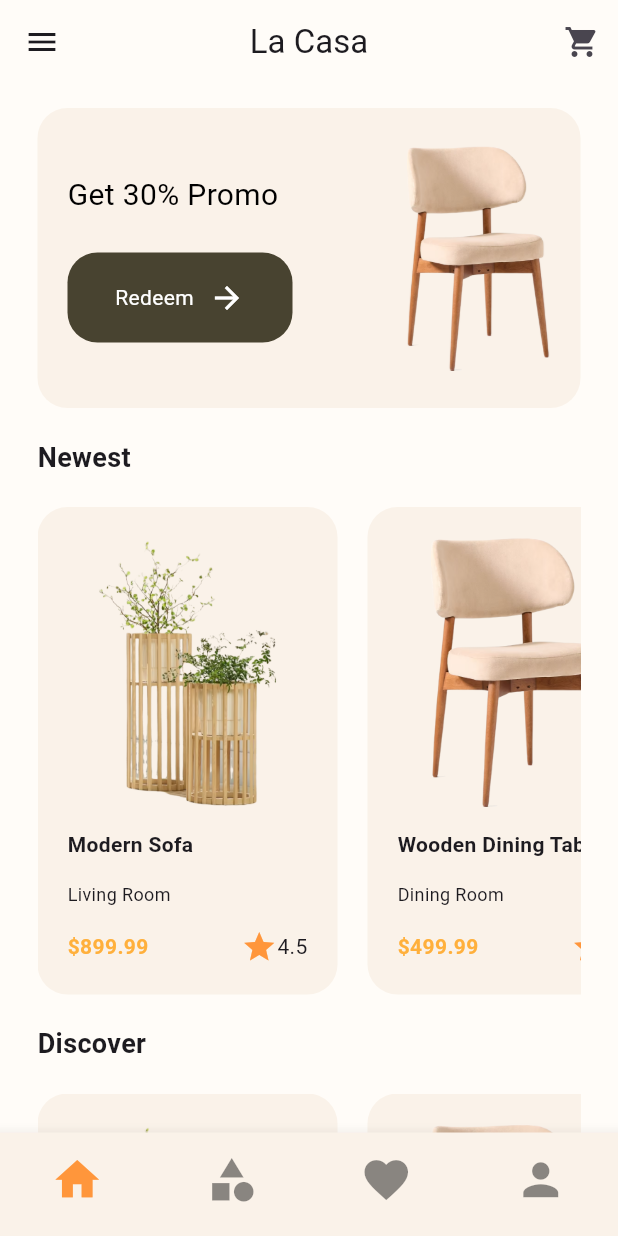
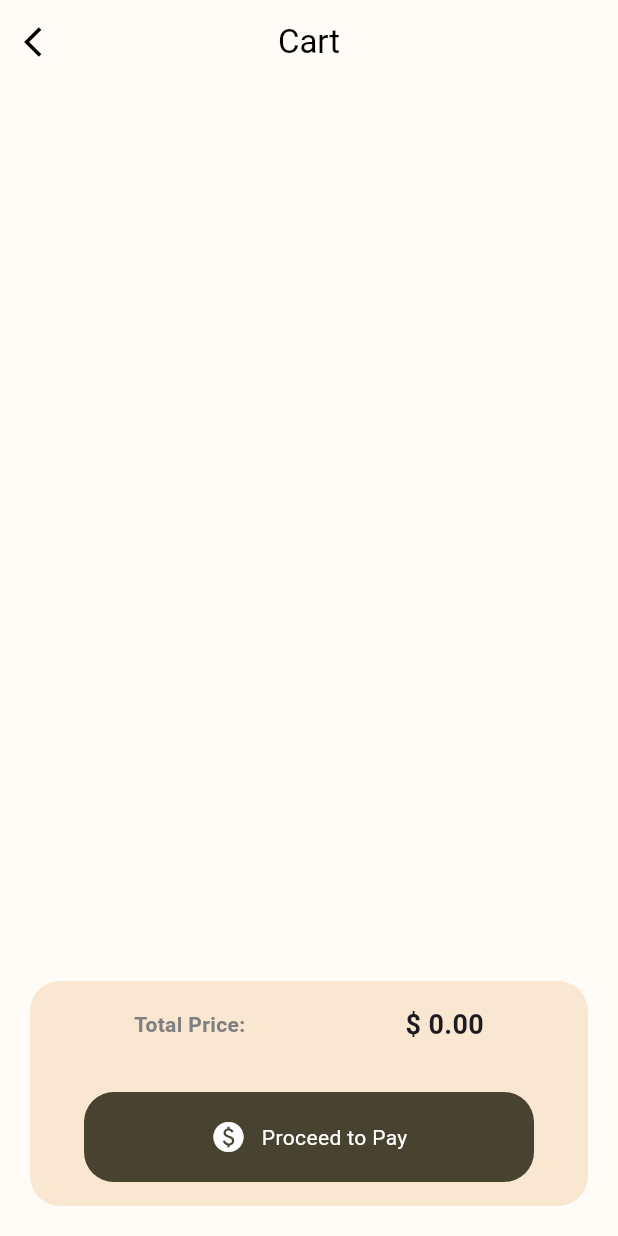
Before and after one commit to madhavsingh2002/furniture_app_mobile, a Flutter app: the screen it shows after launch, after a tap on "Get Started", after a tap on the "shopping cart" icon, on a phone screen of 412 x 824 dp. Run offline on Flutter 3.47's test engine with Material 3 defaults, Android fonts, the phone set to English and light mode, and no system bars; our stand-ins replace google_fonts.

```diff
--- a/lib/components/ProductCard.dart
+++ b/lib/components/ProductCard.dart
@@ -27,10 +27,14 @@ class ProductCard extends StatelessWidget {
             mainAxisAlignment: MainAxisAlignment.spaceBetween,
             crossAxisAlignment: CrossAxisAlignment.start,
             children: [
+              const Align(
+                alignment: Alignment.topRight,
+                child: Icon(Icons.favorite_border
+              )),
               Center(
                 child: Image(
                   image: AssetImage(product['image']),
-                  height: 180,
+                  height: 160,
                 ),
               ),
               Text(
--- a/lib/main.dart
+++ b/lib/main.dart
@@ -2,10 +2,19 @@ import 'package:flutter/material.dart';
 import 'package:google_fonts/google_fonts.dart';
 import 'package:product_cart/pages/onboardingpage.dart';
 import 'package:product_cart/pages/splashscreen.dart';
+import 'package:product_cart/provider/cartprovider.dart';
+import 'package:product_cart/provider/favouriteprovider.dart';
+import 'package:provider/provider.dart';
 
 void main() {
   runApp(
-    MyApp(),
+    MultiProvider(
+      providers: [
+        ChangeNotifierProvider(create: (_) => CartProvider()),
+        ChangeNotifierProvider(create: (_) => FavoritesProvider()),
+      ],
+      child: const MyApp(),
+    ),
   );
 }
 
--- /dev/null
+++ b/lib/pages/cartpage.dart
@@ -0,0 +1,171 @@
+import 'package:flutter/material.dart';
+import 'package:product_cart/provider/cartprovider.dart';
+import 'package:provider/provider.dart';
+
+class CartPage extends StatelessWidget {
+  const CartPage({super.key});
+
+  @override
+  Widget build(BuildContext context) {
+    final cart = Provider.of<CartProvider>(context);
+    return Scaffold(
+      backgroundColor: const Color(0xFFFFFCF8),
+      appBar: AppBar(
+        centerTitle: true,
+        leading: IconButton(
+          icon: Icon(Icons.arrow_back_ios),
+          onPressed: () {
+            Navigator.of(context).pop();
+          },
+        ),
+        title: Text('Cart'),
+        foregroundColor: Colors.black,
+        backgroundColor: const Color(0xFFFFFCF8),
+      ),
+      body: Consumer<CartProvider>(
+        builder: (context, cartProvider, child) {
+          return Stack(
+            children: [
+              Container(
+                padding: EdgeInsets.all(20.0),
+                child: ListView.builder(
+                  itemCount: cart.items.length,
+                  itemBuilder: (BuildContext context, int index) {
+                    final productName = cart.items.keys.elementAt(index);
+                    final product = cart.items[productName];
+                    final itemTotalPrice =
+                        product?['price'] * product?['quantity'];
+                    return Container(
+                      margin: const EdgeInsets.only(bottom: 25.0),
+                      decoration: BoxDecoration(
+                        color: const Color(0xFFFAF2E9),
+                        borderRadius: BorderRadius.circular(5.0),
+                      ),
+                      child: Container(
+                        padding: EdgeInsets.symmetric(vertical: 10.0),
+                        child: Row(
+                          mainAxisAlignment: MainAxisAlignment.spaceAround,
+                          children: [
+                            Image(
+                              image: AssetImage(product?['image']),
+                              height: 100,
+                            ),
+                            Column(
+                              mainAxisAlignment: MainAxisAlignment.start,
+                              crossAxisAlignment: CrossAxisAlignment.start,
+                              children: [
+                                Text(
+                                  product?['name'],
+                                  style: const TextStyle(
+                                      color: Colors.black,
+                                      fontWeight: FontWeight.bold),
+                                ),
+                                Text(
+                                  '${product?['category']}',
+                                  style: const TextStyle(
+                                      color: Color.fromARGB(255, 93, 91, 91),
+                                      fontSize: 12,
+                                      fontWeight: FontWeight.bold),
+                                ),
+                                Text(
+                                  'Quantity: ${product?['quantity']}',
+                                  style: const TextStyle(
+                                      color: Color.fromARGB(255, 93, 91, 91),
+                                      fontSize: 12,
+                                      fontWeight: FontWeight.bold),
+                                ),
+                                Text(
+                                  'Total Price: \$${itemTotalPrice.toStringAsFixed(2)}',
+                                  style: const TextStyle(
+                                      color: Colors.black,
+                                      fontSize: 14,
+                                      fontWeight: FontWeight.bold),
+                                ),
+                                const SizedBox(height: 10),
+                              ],
+                            ),
+                            Container(
+                              margin: const EdgeInsets.only(right: 10.0),
+                              decoration: const BoxDecoration(
+                                color: Color.fromARGB(255, 226, 197,
+                                    164), // Background color of the circle
+                                shape: BoxShape
+                                    .circle, // Makes the container circular
+                              ),
+                              child: IconButton(
+                                onPressed: () {
+                                  cart.removeItem(productName);
+                                },
+                                icon: Icon(
+                                  Icons.delete,
+                                ),
+                              ),
+                            ),
+                          ],
+                        ),
+                      ),
+                    );
+                  },
+                ),
+              ),
+              Align(
+                alignment: Alignment.bottomCenter,
+                child: Container(
+                  padding: const EdgeInsets.all(16.0),
+                  width: double.infinity,
+                  margin: EdgeInsets.all(20.0),
+                  height: 150,
+                  decoration: BoxDecoration(
+                    borderRadius: BorderRadius.circular(20.0),
+                    color: Color.fromARGB(255, 250, 231, 210),
+                  ),
+                  child: Column(
+                    mainAxisAlignment: MainAxisAlignment.spaceBetween,
+                    children: [
+                      Row(
+                        mainAxisAlignment: MainAxisAlignment.spaceAround,
+                        children: [
+                          Text(
+                            'Total Price:',
+                            style: TextStyle(fontSize: 14, fontWeight: FontWeight.bold, color: const Color.fromARGB(255, 128, 128, 128)),
+                          ),
+                          Text(
+                            '\$ ${cart.totalPrice.toStringAsFixed(2)}',
+                            style: TextStyle(fontSize: 18, fontWeight: FontWeight.bold),
+                          ),
+                        ],
+                      ),
+                      Container(
+                          alignment: Alignment.center,
+                          height: 60,
+                          width: 300,
+                          decoration: BoxDecoration(
+                            color: const Color(0xFF484330),
+                            borderRadius: BorderRadius.circular(20.0),
+                          ),
+                          child: const Row(
+                            mainAxisAlignment: MainAxisAlignment.center,
+                            children: [
+                              Icon(
+                                Icons.paid,
+                                color: Colors.white,
+                              ),
+                              SizedBox(width: 10),
+                              Text(
+                                'Proceed to Pay',
+                                style: TextStyle(color: Colors.white),
+                              ),
+                            ],
+                          ),
+                        ),
+                    ],
+                  ),
+                ),
+              ),
+            ],
+          );
+        },
+      ),
+    );
+  }
+}
--- a/lib/pages/homepage.dart
+++ b/lib/pages/homepage.dart
@@ -2,6 +2,7 @@ import 'package:flutter/material.dart';
 import 'package:product_cart/components/ProductCard.dart';
 import 'package:product_cart/components/bottomNavbar.dart';
 import 'package:product_cart/data/dummydata.dart';
+import 'package:product_cart/pages/cartpage.dart';
 
 class HomeScreen extends StatefulWidget {
   const HomeScreen({super.key});
@@ -23,7 +24,13 @@ class _HomeScreenState extends State<HomeScreen> {
         actions: [
           IconButton(
             icon: const Icon(Icons.shopping_cart),
-            onPressed: () {},
+            onPressed: () {
+              Navigator.of(context).push(
+                MaterialPageRoute(
+                  builder: (context) => CartPage(),
+                ),
+              );
+            },
           ),
         ],
       ),
@@ -91,7 +98,8 @@ class _HomeScreenState extends State<HomeScreen> {
             ),
             const Padding(
               padding: EdgeInsets.symmetric(vertical: 20.0),
-              child: Text('Newest', style: TextStyle(fontSize: 18, fontWeight: FontWeight.bold)),
+              child: Text('Newest',
+                  style: TextStyle(fontSize: 18, fontWeight: FontWeight.bold)),
             ),
             SizedBox(
               height: 325, // Set a fixed height for the ListView
@@ -104,7 +112,8 @@ class _HomeScreenState extends State<HomeScreen> {
             ),
             const Padding(
               padding: EdgeInsets.symmetric(vertical: 20.0),
-              child: Text('Discover', style: TextStyle(fontSize: 18, fontWeight: FontWeight.bold)),
+              child: Text('Discover',
+                  style: TextStyle(fontSize: 18, fontWeight: FontWeight.bold)),
             ),
             SizedBox(
               height: 325, // Set a fixed height for the ListView
--- a/lib/pages/onboardingpage.dart
+++ b/lib/pages/onboardingpage.dart
@@ -1,6 +1,7 @@
 import 'package:flutter/material.dart';
 import 'package:google_fonts/google_fonts.dart';
 import 'package:product_cart/components/bottomNavbar.dart';
+import 'package:product_cart/pages/favouritepage.dart';
 import 'package:product_cart/pages/homepage.dart';
 import 'package:product_cart/pages/productlist.dart';
 
@@ -64,14 +65,17 @@ class OnBoardingPage extends StatelessWidget {
             GestureDetector(
               onTap: () {
                 Navigator.of(context).pushReplacement(
-                  MaterialPageRoute(builder: (_) => const BottomNavBar(
-                    pages: [
-                      HomeScreen(),
-                      ProductListScreen(),
-                      Center(child: Icon(Icons.notifications, size: 100, color: Colors.black)),
-                      Center(child: Icon(Icons.person, size: 100, color: Colors.black)),
-                    ],
-                  )),
+                  MaterialPageRoute(
+                      builder: (_) => const BottomNavBar(
+                            pages: [
+                              HomeScreen(),
+                              ProductListScreen(),
+                              Favouritepage(),
+                              Center(
+                                  child: Icon(Icons.person,
+                                      size: 100, color: Colors.black)),
+                            ],
+                          )),
                 );
               },
               child: Container(
--- a/lib/pages/splashscreen.dart
+++ b/lib/pages/splashscreen.dart
@@ -12,22 +12,39 @@ class SplashScreen extends StatefulWidget {
 
 class _SplashScreenState extends State<SplashScreen>
     with SingleTickerProviderStateMixin {
-
   @override
   void initState() {
     super.initState();
     SystemChrome.setEnabledSystemUIMode(SystemUiMode.immersive);
+
     Future.delayed(const Duration(seconds: 5), () {
       Navigator.of(context).pushReplacement(
-        MaterialPageRoute(builder: (_) => const OnBoardingPage()),
+        PageRouteBuilder(
+          pageBuilder: (context, animation, secondaryAnimation) =>
+              const OnBoardingPage(),
+          transitionsBuilder:
+              (context, animation, secondaryAnimation, child) {
+            var begin = 0.0;
+            var end = 1.0;
+            var tween = Tween(begin: begin, end: end);
+            var fadeAnimation = animation.drive(tween);
+
+            return FadeTransition(
+              opacity: fadeAnimation,
+              child: child,
+            );
+          },
+          transitionDuration: const Duration(milliseconds: 1000), // Transition duration
+        ),
       );
     });
   }
 
   @override
   void dispose() {
-    SystemChrome.setEnabledSystemUIMode(SystemUiMode.manual, overlays: SystemUiOverlay.values);
-    super.dispose();  // Ensure superclass dispose is called
+    SystemChrome.setEnabledSystemUIMode(
+        SystemUiMode.manual, overlays: SystemUiOverlay.values);
+    super.dispose();
   }
 
   @override
--- /dev/null
+++ b/lib/provider/cartprovider.dart
@@ -0,0 +1,38 @@
+import 'package:flutter/material.dart';
+
+class CartProvider extends ChangeNotifier {
+  final Map<String, Map<String, dynamic>> _items = {};
+
+  Map<String, Map<String, dynamic>> get items => _items;
+
+  double get totalPrice {
+    return _items.values.fold(0.0, (sum, item) => sum + (item['price'] * item['quantity']));
+  }
+
+  int get totalItems {
+    return _items.values.fold(0, (sum, item) => sum + item['quantity'] as int);
+  }
+
+  void addItem(Map<String, dynamic> product) {
+    if (_items.containsKey(product['name'])) {
+      // If the item already exists in the cart, update the quantity
+      _items[product['name']]?['quantity'] += product['quantity'];
+    } else {
+      // Otherwise, add the item to the cart
+      _items[product['name']] = product;
+    }
+    notifyListeners();
+  }
+
+  void removeItem(String productName) {
+    if (_items.containsKey(productName)) {
+      _items.remove(productName);
+      notifyListeners();
+    }
+  }
+
+  void clearCart() {
+    _items.clear();
+    notifyListeners();
+  }
+}
```
Also changed, not shown: lib/pages/favouritepage.dart (added, +149 -0 lines), lib/pages/productdetails.dart (+57 -17 lines), lib/pages/productlist.dart (+8 -1 lines), lib/provider/favouriteprovider.dart (added, +30 -0 lines), assets/banner.png (added), assets/splashbg.png (added).
